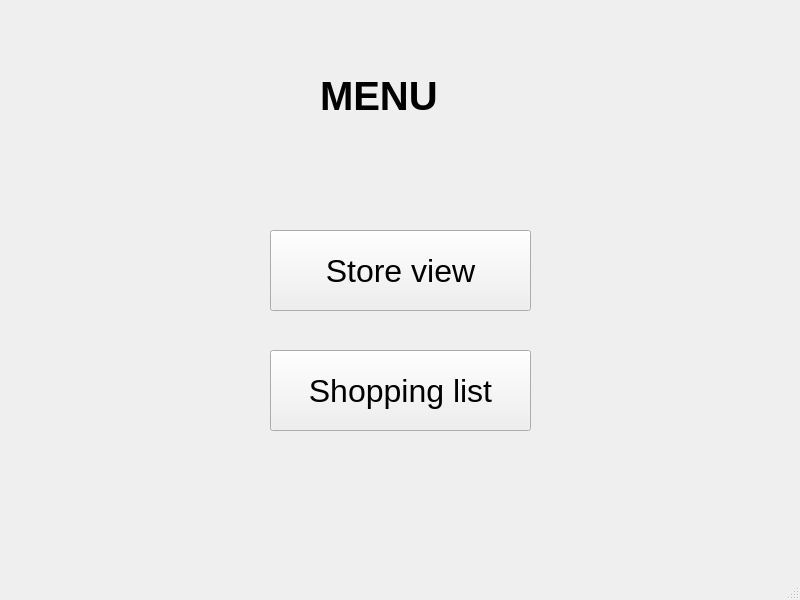
Above: supermarket/interfaces/menu.ui from mikolajWasik/supermarket before the change. Below: the same form after it.
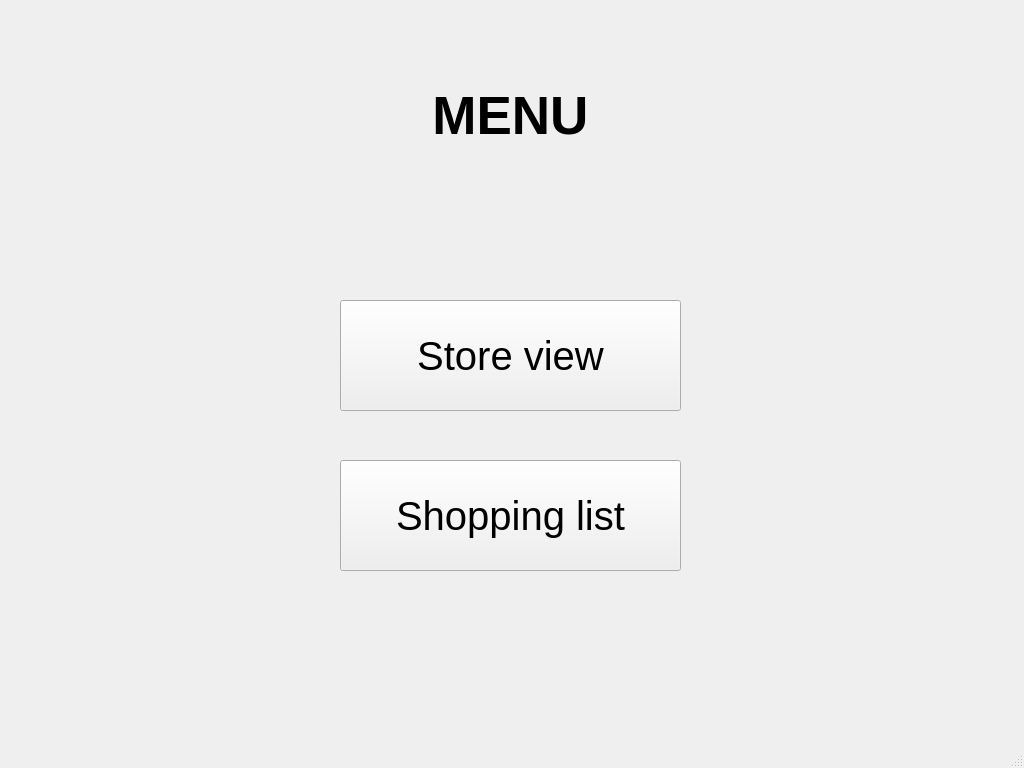
That is the form after the change.

Diff of the .ui file:
```diff
--- a/supermarket/interfaces/menu.ui
+++ b/supermarket/interfaces/menu.ui
@@ -6,8 +6,8 @@
    <rect>
     <x>0</x>
     <y>0</y>
-    <width>800</width>
-    <height>600</height>
+    <width>1024</width>
+    <height>768</height>
    </rect>
   </property>
   <property name="windowTitle">
@@ -17,15 +17,15 @@
    <widget class="QLabel" name="label">
     <property name="geometry">
      <rect>
-      <x>320</x>
+      <x>370</x>
       <y>70</y>
-      <width>151</width>
-      <height>51</height>
+      <width>281</width>
+      <height>91</height>
      </rect>
     </property>
     <property name="font">
      <font>
-      <pointsize>30</pointsize>
+      <pointsize>40</pointsize>
       <weight>75</weight>
       <bold>true</bold>
      </font>
@@ -33,19 +33,22 @@
     <property name="text">
      <string>MENU</string>
     </property>
+    <property name="alignment">
+     <set>Qt::AlignCenter</set>
+    </property>
    </widget>
    <widget class="QPushButton" name="pushButton">
     <property name="geometry">
      <rect>
-      <x>270</x>
-      <y>230</y>
-      <width>261</width>
-      <height>81</height>
+      <x>340</x>
+      <y>300</y>
+      <width>341</width>
+      <height>111</height>
      </rect>
     </property>
     <property name="font">
      <font>
-      <pointsize>24</pointsize>
+      <pointsize>30</pointsize>
      </font>
     </property>
     <property name="text">
@@ -55,15 +58,15 @@
    <widget class="QPushButton" name="pushButton_2">
     <property name="geometry">
      <rect>
-      <x>270</x>
-      <y>350</y>
-      <width>261</width>
-      <height>81</height>
+      <x>340</x>
+      <y>460</y>
+      <width>341</width>
+      <height>111</height>
      </rect>
     </property>
     <property name="font">
      <font>
-      <pointsize>24</pointsize>
+      <pointsize>30</pointsize>
      </font>
     </property>
     <property name="text">
```
Left out of the diff: 10 changed lines with no effect on the pictures.
